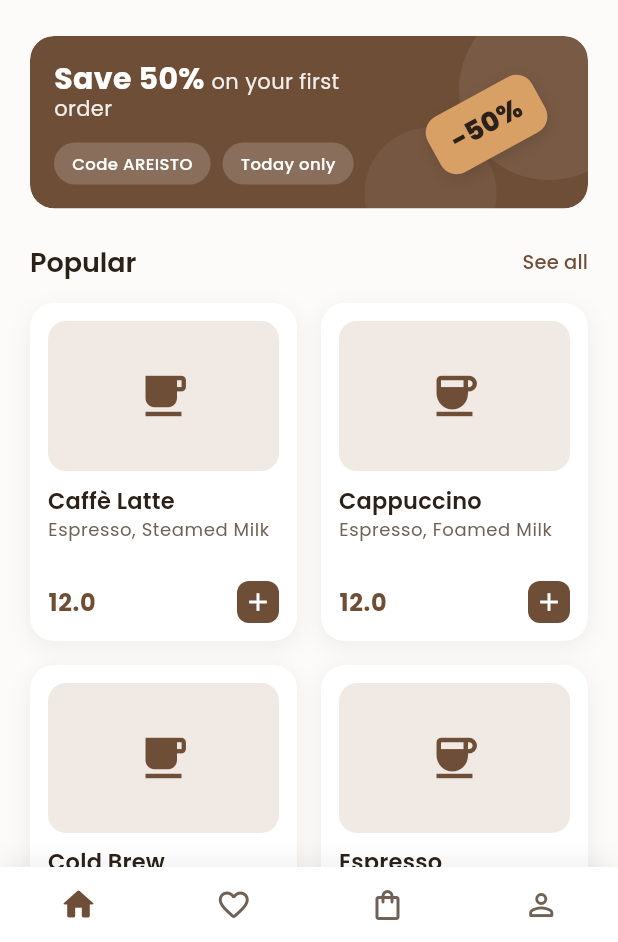
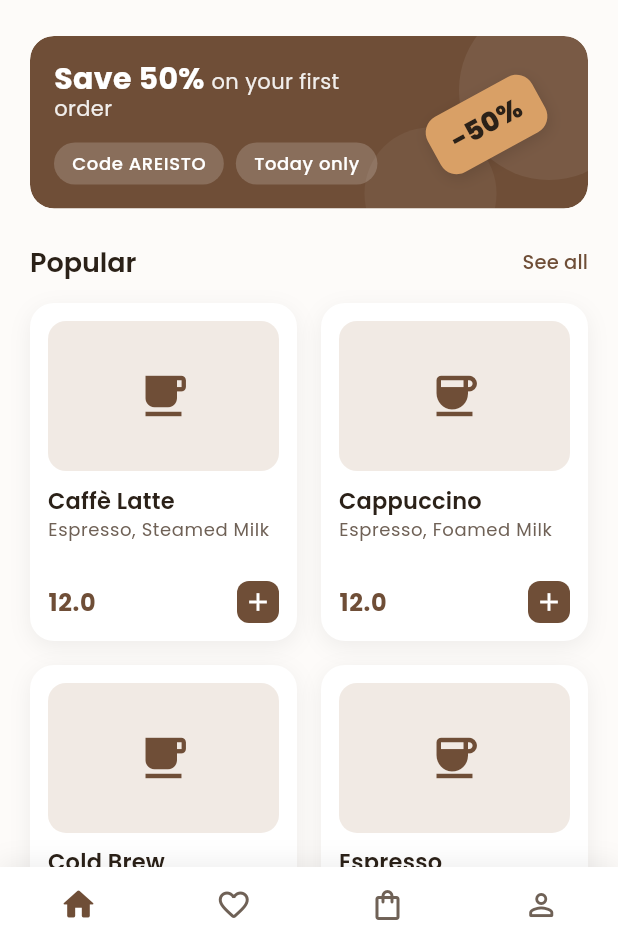
Before and after one commit to abdurahman-yazji/areisto-abdyazji, a Flutter app: the screen it shows after launch, on a phone screen of 412 x 824 dp, the part 294-1236 px from its top. Run offline on Flutter 3.47's test engine with Material 3 defaults, Android fonts, the phone set to English and light mode, and no system bars; our stand-ins replace google_fonts.

Commit message:
updating the offer pill text style

```diff
--- a/week-03/coffee_menu/lib/widgets/offer_pill.dart
+++ b/week-03/coffee_menu/lib/widgets/offer_pill.dart
@@ -16,7 +16,10 @@ class OfferPill extends StatelessWidget {
       ),
       child: Text(
         label,
-        style: AppTheme.offerPillStyle,
+        style: Theme.of(context).textTheme.bodySmall?.copyWith(
+          color: AppTheme.onBrand,
+          fontWeight: FontWeight.w500,
+        )
       ),
     );
   }
```
